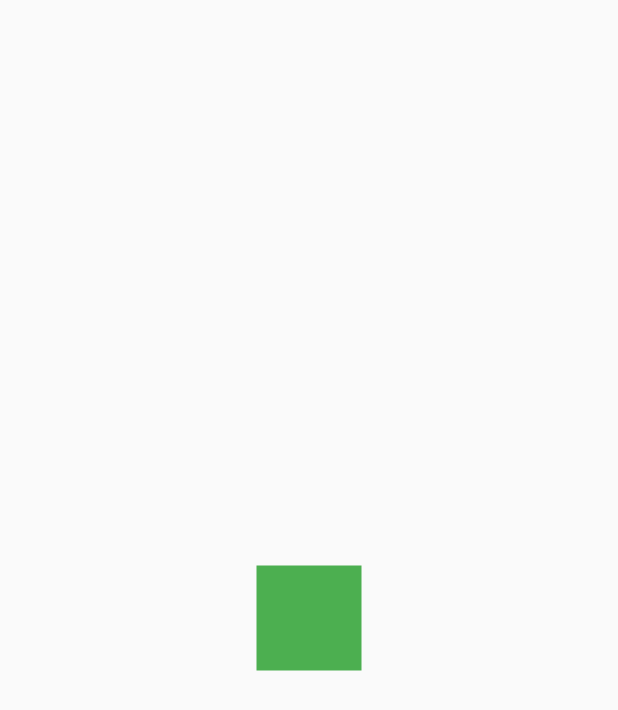
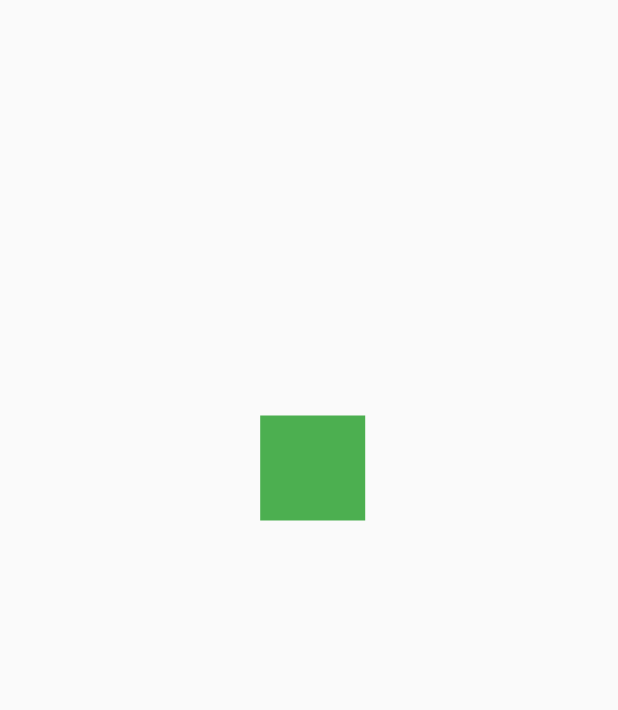
Before and after one commit to MichiLunar/Flutter-mobil-desing, a Flutter app: the screen it shows after launch, on a phone screen of 412 x 824 dp. Shown: the top 710 px of the screen. Run offline on Flutter 3.47's test engine with Material 2 defaults, Android fonts, the phone set to English and light mode, and no system bars.

Commit message:
Animaciones: clase 39

```diff
--- a/lib/main.dart
+++ b/lib/main.dart
@@ -1,6 +1,6 @@
 import 'package:desing_fonts/src/retos/cuadrado_animado_page.dart';
 import 'package:flutter/material.dart';
-import 'package:desing_fonts/src/pages/pages.dart';
+//import 'package:desing_fonts/src/pages/pages.dart';
 
 void main() => runApp(const MyApp());
 
--- a/lib/src/retos/cuadrado_animado_page.dart
+++ b/lib/src/retos/cuadrado_animado_page.dart
@@ -21,13 +21,46 @@ class _CuadradoAnimado extends StatefulWidget {
   State<_CuadradoAnimado> createState() => _CuadradoAnimadoState();
 }
 
-class _CuadradoAnimadoState extends State<_CuadradoAnimado> {
+class _CuadradoAnimadoState extends State<_CuadradoAnimado>
+    with SingleTickerProviderStateMixin {
   late AnimationController controller;
   // animaciones
+  late Animation<double> moverDerecha;
+  late Animation<double> moverArriba;
+  late Animation<double> moverIzquierda;
+  late Animation<double> moverAbajo;
 
   @override
   void initState() {
-    // TODO: implement initState
+    controller = AnimationController(
+        vsync: this, duration: const Duration(milliseconds: 4500));
+
+    moverDerecha = Tween(begin: 0.0, end: 100.0).animate(
+      CurvedAnimation(
+          parent: controller,
+          curve: const Interval(0.0, 0.25, curve: Curves.bounceOut)),
+    );
+    moverArriba = Tween(begin: 0.0, end: -100.0).animate(
+      CurvedAnimation(
+          parent: controller,
+          curve: const Interval(0.25, 0.50, curve: Curves.bounceOut)),
+    );
+    moverIzquierda = Tween(begin: 0.0, end: -100.0).animate(
+      CurvedAnimation(
+          parent: controller,
+          curve: const Interval(0.5, 0.75, curve: Curves.bounceOut)),
+    );
+    moverAbajo = Tween(begin: 0.0, end: 100.0).animate(
+      CurvedAnimation(
+          parent: controller,
+          curve: const Interval(0.75, 1.0, curve: Curves.bounceOut)),
+    );
+
+    controller.addListener(() {
+      if (controller.status == AnimationStatus.completed) {
+        controller.repeat();
+      }
+    });
     super.initState();
   }
 
@@ -39,7 +72,18 @@ class _CuadradoAnimadoState extends State<_CuadradoAnimado> {
 
   @override
   Widget build(BuildContext context) {
-    return _Rectangulo();
+    controller.forward();
+    return AnimatedBuilder(
+      animation: controller,
+      child: _Rectangulo(),
+      builder: (context, child) {
+        return Transform.translate(
+          offset: Offset(moverDerecha.value + moverIzquierda.value,
+              moverArriba.value + moverAbajo.value),
+          child: child,
+        );
+      },
+    );
   }
 }
 
```
